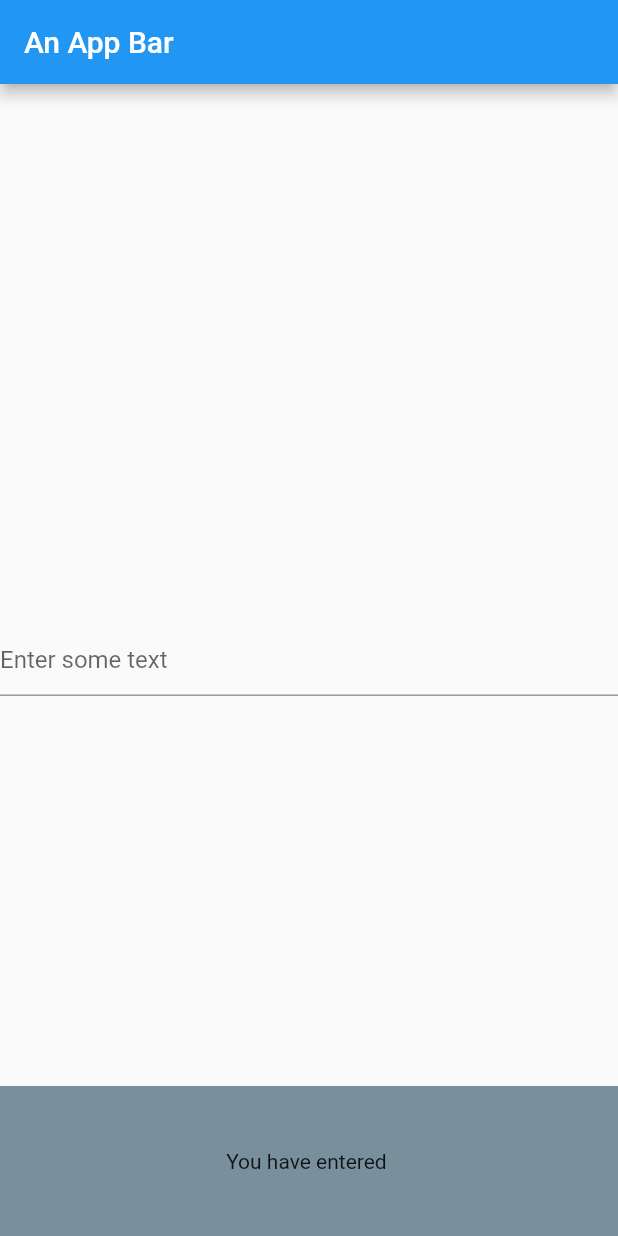
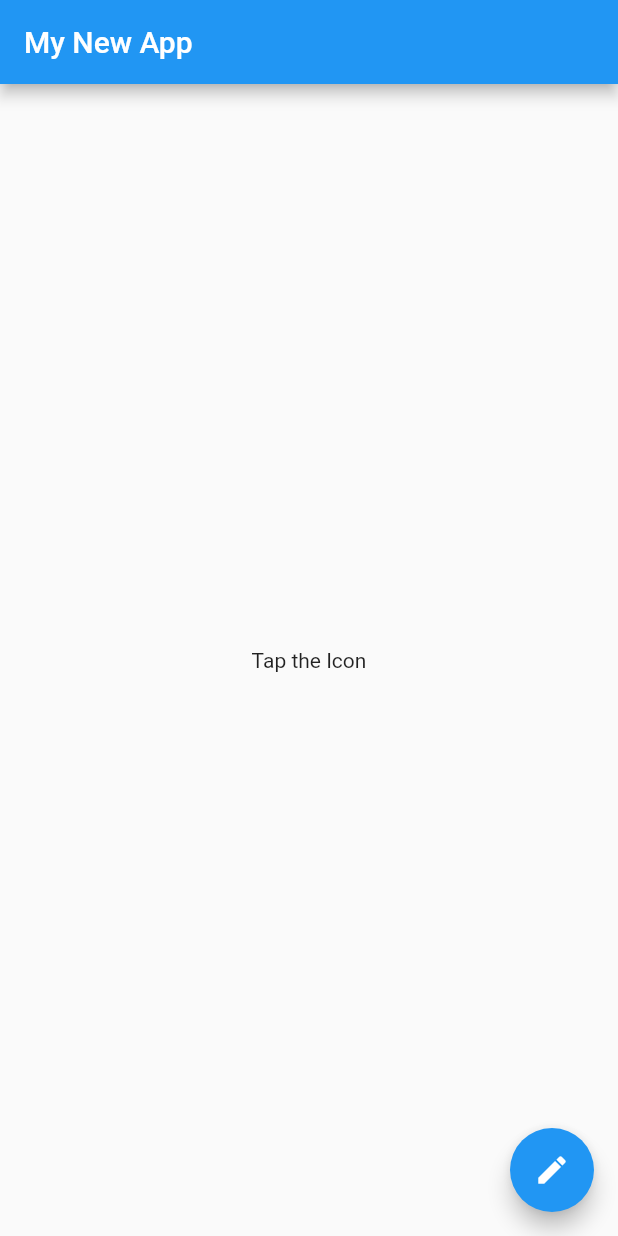
Before and after one commit to CaptainStorm21/flutter_todo_list, a Flutter app: the screen it shows after launch, on a phone screen of 412 x 824 dp. Run offline on Flutter 3.47's test engine with Material 2 defaults, Android fonts, the phone set to English and light mode, and no system bars.

```diff
--- a/lib/main.dart
+++ b/lib/main.dart
@@ -1,46 +1,75 @@
 import 'package:flutter/material.dart';
 
-void main() => runApp(MyApp());
+void main() => runApp(MyDialog());
 
-//stateless myapp
-class MyApp extends StatelessWidget {
+class MyDialog extends StatelessWidget {
   @override
   Widget build(BuildContext context) {
-    return MaterialApp(home: MyHomePage());
+    return MaterialApp(title: 'Dialog demo', home: MyHomePage());
   }
 }
 
-//statefull myhomepage
 class MyHomePage extends StatefulWidget {
   @override
   _MyHomePageState createState() => _MyHomePageState();
 }
 
 class _MyHomePageState extends State<MyHomePage> {
-  //initial value var
+  // initial var - string
   String _inputText = '';
+  // void show input dialog -- alertbox
+  void _showInputDialog() {
+    showDialog(
+        context: context,
+        builder: (BuildContext context) {
+          TextEditingController controller = TextEditingController();
+          return AlertDialog(
+            title: Text("Enter some text"),
+            content: TextField(
+              controller: controller,
+              decoration: InputDecoration(hintText: 'Enter some text'),
+            ),
+            actions: <Widget>[
+              TextButton(
+                child: Text('Cancel'),
+                onPressed: () {
+                  Navigator.of(context).pop();
+                },
+              ),
+              TextButton(
+                child: Text('Save'),
+                onPressed: () {
+                  setState(() {
+                    _inputText = controller.text;
+                  });
+                  Navigator.of(context).pop();
+                },
+              )
+            ],
+          );
+        });
+  }
 
-  //widget --> setState() --> update Var -- Widget State
+// Return Scaffold
+// appBr body update State text - Icon
   @override
   Widget build(BuildContext context) {
     return Scaffold(
-        appBar: AppBar(title: const Text('An App Bar')),
-        body: Center(
-          child: TextField(
-            decoration: InputDecoration(hintText: "Enter some text"),
-            onChanged: (value) {
-              //onPressed === anytime you update the text the value will get passed in
-              setState(() {
-                _inputText = value;
-              });
-            },
-          ),
-        ),
-        bottomSheet: Container(
-          color: Colors.blueGrey[400],
-          alignment: Alignment.center,
-          height: 100,
-          child: Text('You have entered $_inputText'),
-        ));
+      appBar: AppBar(title: Text('My New App')),
+      body: Center(
+        child: Text(
+            // result = textCondition ? truevalue : falsevalue
+            _inputText.isEmpty ? 'Tap the Icon' : '$_inputText'),
+      ),
+      floatingActionButton: FloatingActionButton(
+        onPressed: _showInputDialog,
+        child: Icon(Icons.edit),
+      ),
+    );
   }
 }
+
+// _input text empty or not  == '' .isEmpty
+// if .isEmpty is true the "tap the icon to enter text"
+//ellse "you entered $_inputtext"
+// result = textCondition ? truevalue : falsevalue
```
